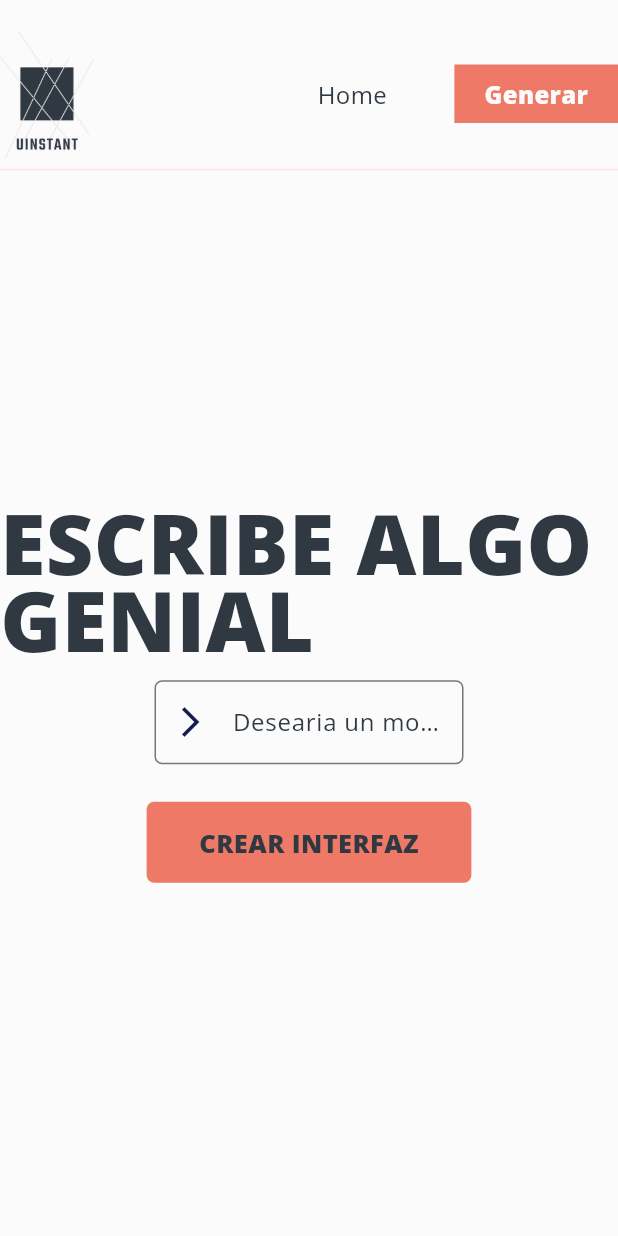
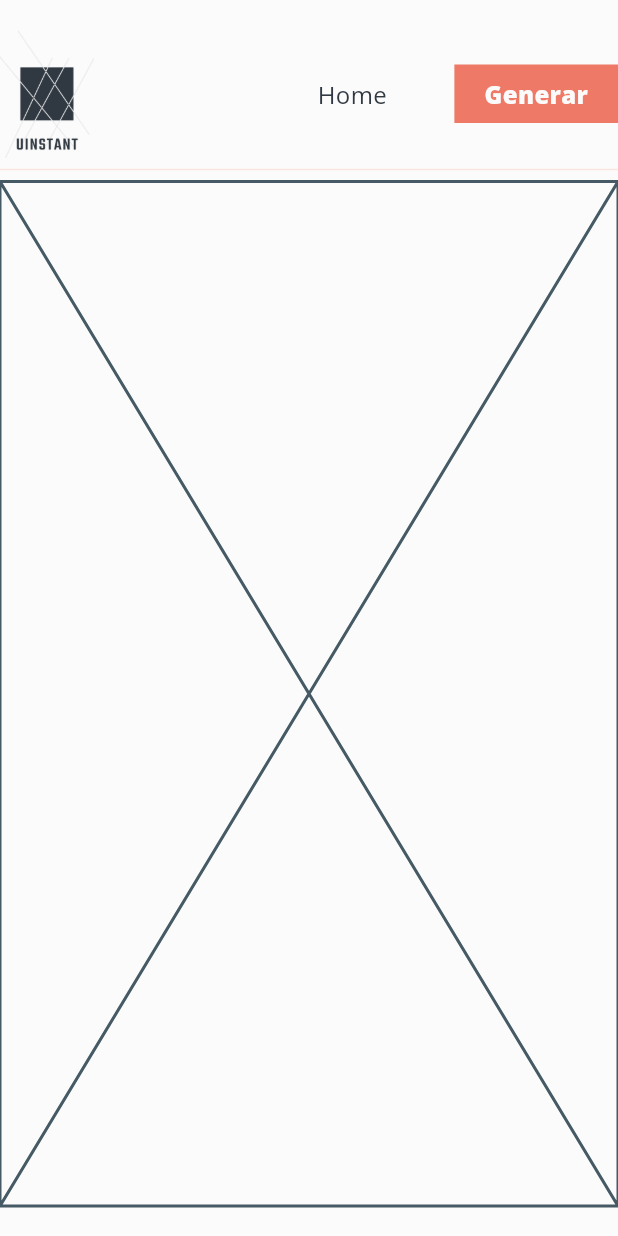
Before and after one commit to B1nast1c/Generative-Mockups, a Flutter app: the screen it shows after launch, on a phone screen of 412 x 824 dp. Run offline on Flutter 3.47's test engine with Material 3 defaults, Android fonts, the phone set to English and light mode, and no system bars.

Commit message:
Correción nombres de archivos

```diff
--- a/lib/main.dart
+++ b/lib/main.dart
@@ -1,6 +1,6 @@
 import 'package:flutter/material.dart';
-import 'package:interfaces/views/generator/GeneratorView.dart';
 import 'package:interfaces/views/main/MainView.dart';
+import 'package:interfaces/views/results/ResultsView.dart';
 
 void main() {
   runApp(const MyApp());
@@ -16,7 +16,7 @@ class MyApp extends StatelessWidget {
           primarySwatch: Colors.blue,
           textTheme:
               Theme.of(context).textTheme.apply(fontFamily: 'Open Sans')),
-      home: const GeneratorView(),
+      home: const ResultsView(),
     );
   }
 }
--- a/lib/views/generator/GeneratorView.dart
+++ b/lib/views/generator/GeneratorView.dart
@@ -1,3 +1,5 @@
+// ignore_for_file: file_names
+
 import 'package:flutter/material.dart';
 import 'package:interfaces/common/colors.dart';
 import 'package:interfaces/views/main/CenterView.dart';
--- a/lib/views/loader/LoadingView.dart
+++ b/lib/views/loader/LoadingView.dart
@@ -1,3 +1,5 @@
+// ignore_for_file: file_names
+
 import 'package:flutter/material.dart';
 import 'package:interfaces/common/colors.dart';
 import 'package:interfaces/views/main/CenterView.dart';
--- a/lib/views/main/CenterView.dart
+++ b/lib/views/main/CenterView.dart
@@ -1,3 +1,5 @@
+// ignore_for_file: file_names
+
 import 'package:flutter/material.dart';
 
 class CenterView extends StatelessWidget {
--- a/lib/views/main/MainView.dart
+++ b/lib/views/main/MainView.dart
@@ -1,3 +1,5 @@
+// ignore_for_file: file_names
+
 import 'package:flutter/material.dart';
 import 'package:interfaces/common/colors.dart';
 import 'package:interfaces/views/main/CenterView.dart';
--- a/lib/views/results/ResultsView.dart
+++ b/lib/views/results/ResultsView.dart
@@ -1,3 +1,5 @@
+// ignore_for_file: file_names
+
 import 'package:flutter/material.dart';
 import 'package:interfaces/common/colors.dart';
 import 'package:interfaces/views/main/CenterView.dart';
--- a/lib/widgets/bar/navigation/NavigationBar.dart
+++ b/lib/widgets/bar/navigation/NavigationBar.dart
@@ -1,3 +1,5 @@
+// ignore_for_file: file_names
+
 import 'package:flutter/material.dart';
 import 'package:interfaces/common/colors.dart';
 import 'package:interfaces/views/generator/GeneratorView.dart';
--- a/lib/widgets/bar/search/GeneratorBar.dart
+++ b/lib/widgets/bar/search/GeneratorBar.dart
@@ -1,3 +1,5 @@
+// ignore_for_file: file_names
+
 import 'package:flutter/material.dart';
 import 'package:interfaces/common/colors.dart';
 
--- a/lib/widgets/buttons/GenerateButton.dart
+++ b/lib/widgets/buttons/GenerateButton.dart
@@ -1,3 +1,5 @@
+// ignore_for_file: file_names
+
 import 'package:flutter/material.dart';
 import 'package:interfaces/common/colors.dart';
 import 'package:interfaces/views/loader/LoadingView.dart';
--- a/lib/widgets/buttons/MainButton.dart
+++ b/lib/widgets/buttons/MainButton.dart
@@ -1,3 +1,5 @@
+// ignore_for_file: file_names
+
 import 'package:flutter/material.dart';
 import 'package:interfaces/common/colors.dart';
 import 'package:interfaces/views/generator/GeneratorView.dart';
--- a/lib/widgets/information/MainDescription.dart
+++ b/lib/widgets/information/MainDescription.dart
@@ -1,3 +1,5 @@
+// ignore_for_file: file_names
+
 import 'package:flutter/material.dart';
 import 'package:interfaces/common/colors.dart';
 import 'package:interfaces/widgets/buttons/MainButton.dart';
```
